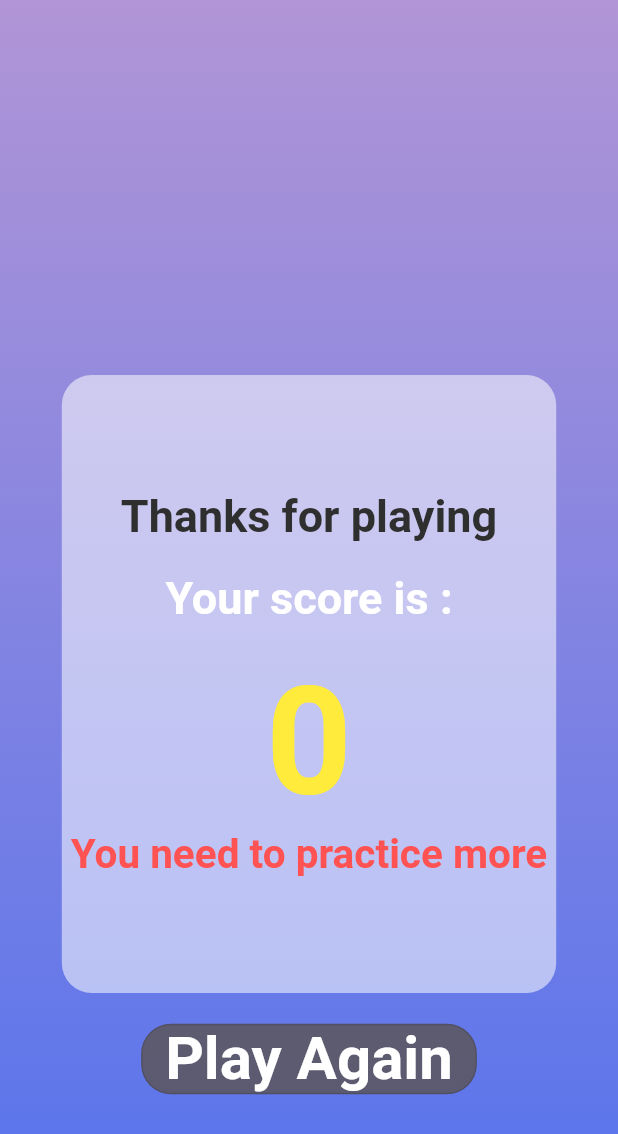
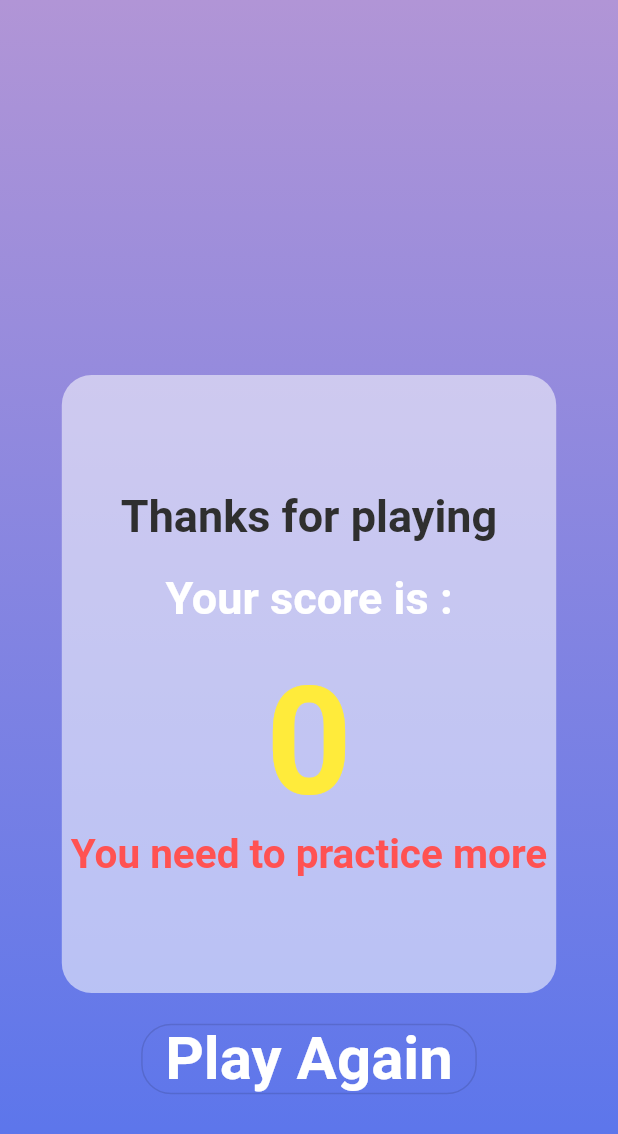
Before and after one commit to chigo01/Quizzy, a Flutter app: the Result screen opened by its route, on a phone screen of 412 x 824 dp. Shown: the top 1134 px of the screen. Run offline on Flutter 3.47's test engine with Material 2 defaults, Android fonts, the phone set to English and light mode, and no system bars; our stand-ins replace google_fonts.

Commit message:
Update result.dart

```diff
--- a/quizzy/lib/screens/result.dart
+++ b/quizzy/lib/screens/result.dart
@@ -81,13 +81,11 @@ class _ResultState extends State<Result> {
               height: 20,
             ),
             OutlinedButton(
-              style: ButtonStyle(
-                backgroundColor:
-                    MaterialStateProperty.all(Color.fromARGB(136, 87, 65, 6)),
-                shape: MaterialStateProperty.all(
-                  RoundedRectangleBorder(
-                    borderRadius: BorderRadius.circular(20),
-                  ),
+              style: OutlinedButton.styleFrom(
+                primary: const Color.fromARGB(136, 87, 65, 6),
+                maximumSize: const Size.fromHeight(100),
+                shape: RoundedRectangleBorder(
+                  borderRadius: BorderRadius.circular(20),
                 ),
               ),
               onPressed: () {
```
